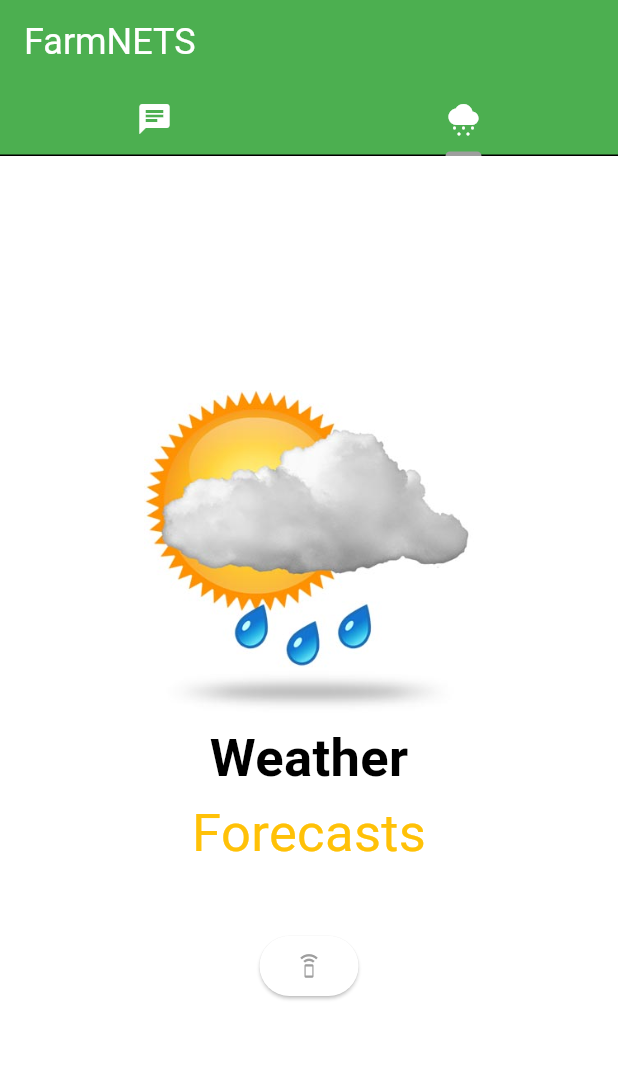
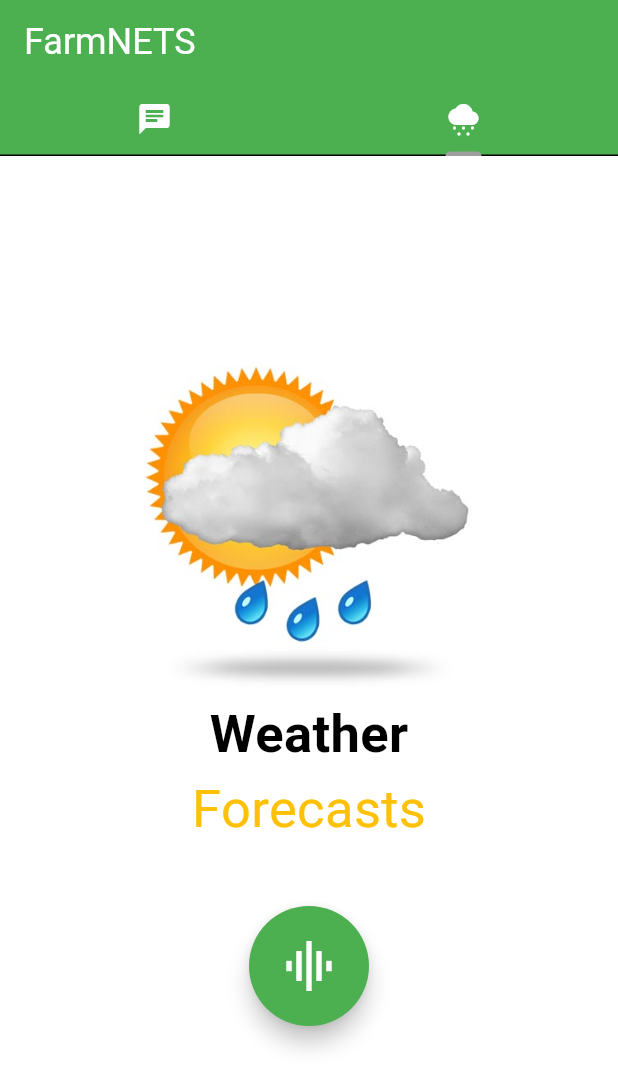
Before and after one commit to tettey-exploits/TeamFarmNETS, a Flutter app: the screen it shows after launch, tab 2 chosen, on a phone screen of 412 x 824 dp. Shown: the top 1089 px of the screen. Run offline on Flutter 3.47's test engine with Material 3 defaults, Android fonts, the phone set to English and light mode, and no system bars; our stand-ins replace audioplayers, dash_chat_2, image_picker; missing offline and left inert: chat_gpt_sdk, record; statements that could not run were skipped.

Commit message:
weather icon

```diff
--- a/lib/pages/chat_page.dart
+++ b/lib/pages/chat_page.dart
@@ -258,7 +258,18 @@ class _ChatPageState extends State<ChatPage> {
                                   MaterialPageRoute(
                                       builder: (context) => const ChatPage()));
                             },
-                            child: const Icon(Icons.speaker_phone_outlined)),
+                            style: ElevatedButton.styleFrom(
+                              backgroundColor:
+                                  Theme.of(context).colorScheme.secondary,
+                              shape: const CircleBorder(),
+                              minimumSize: const Size(80, 80),
+                              elevation: 6,
+                            ),
+                            child: const Icon(
+                              Icons.multitrack_audio,
+                              color: Colors.white,
+                              size: 40,
+                            )),
                       ],
                     ),
                   ),
```
